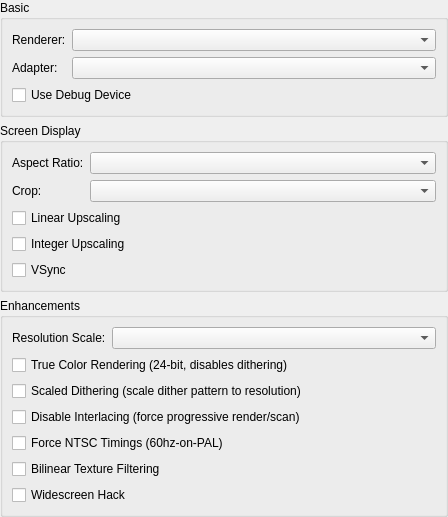
Qt form src/duckstation-qt/gpusettingswidget.ui (kofxi3584karlayang/duckstation) before a commit.
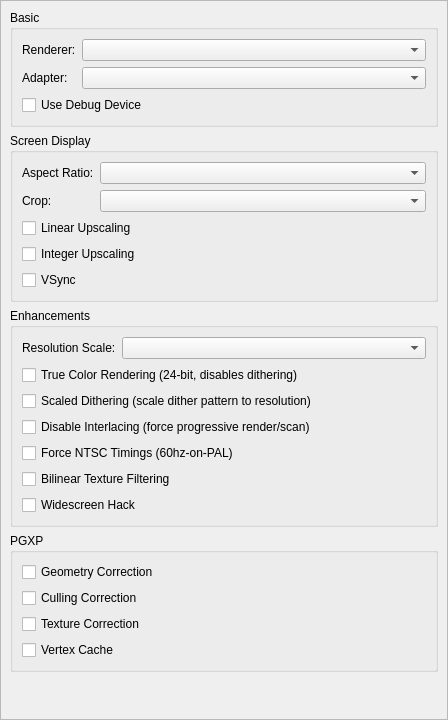
The same form after that commit.

Commit message: PGXP: Add initial implementation

What changed in the file:
```diff
--- a/src/duckstation-qt/gpusettingswidget.ui
+++ b/src/duckstation-qt/gpusettingswidget.ui
@@ -7,13 +7,13 @@
     <x>0</x>
     <y>0</y>
     <width>448</width>
-    <height>307</height>
+    <height>720</height>
    </rect>
   </property>
   <property name="windowTitle">
    <string>Form</string>
   </property>
-  <layout class="QVBoxLayout" name="verticalLayout">
+  <layout class="QVBoxLayout" name="verticalLayout_2">
    <property name="leftMargin">
     <number>0</number>
    </property>
@@ -27,6 +27,21 @@
     <number>0</number>
    </property>
    <item>
+    <widget class="QScrollArea" name="scrollArea">
+     <property name="widgetResizable">
+      <bool>true</bool>
+     </property>
+     <widget class="QWidget" name="scrollAreaWidgetContents">
+      <property name="geometry">
+       <rect>
+        <x>0</x>
+        <y>0</y>
+        <width>423</width>
+        <height>762</height>
+       </rect>
+      </property>
+      <layout class="QVBoxLayout" name="verticalLayout_3">
+       <item>
     <widget class="QGroupBox" name="groupBox">
      <property name="title">
       <string>Basic</string>
@@ -173,6 +188,43 @@
      </layout>
     </widget>
    </item>
+       <item>
+        <widget class="QGroupBox" name="groupBox_4">
+         <property name="title">
+          <string>PGXP</string>
+         </property>
+         <layout class="QVBoxLayout" name="verticalLayout">
+          <item>
+           <widget class="QCheckBox" name="pgxpEnable">
+            <property name="text">
+             <string>Geometry Correction</string>
+            </property>
+           </widget>
+          </item>
+          <item>
+           <widget class="QCheckBox" name="pgxpCulling">
+            <property name="text">
+             <string>Culling Correction</string>
+            </property>
+           </widget>
+          </item>
+          <item>
+           <widget class="QCheckBox" name="pgxpTextureCorrection">
+            <property name="text">
+             <string>Texture Correction</string>
+            </property>
+           </widget>
+          </item>
+          <item>
+           <widget class="QCheckBox" name="pgxpVertexCache">
+            <property name="text">
+             <string>Vertex Cache</string>
+            </property>
+           </widget>
+          </item>
+         </layout>
+        </widget>
+       </item>
    <item>
     <spacer name="verticalSpacer">
      <property name="orientation">
@@ -185,6 +237,10 @@
       </size>
      </property>
     </spacer>
+       </item>
+      </layout>
+     </widget>
+    </widget>
    </item>
   </layout>
  </widget>
```
Lines whose indentation alone changed are shown as unchanged. The commit also changes 29 other files.
